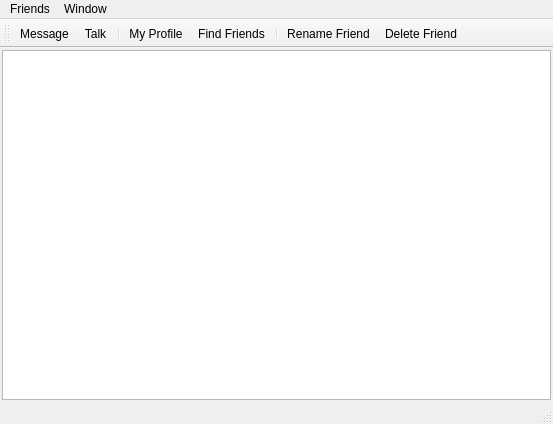
This is ui/qt4/MainWindow.ui in uvvy/uvvy-cpp as Qt 5 draws it before an edit. The edited form follows.
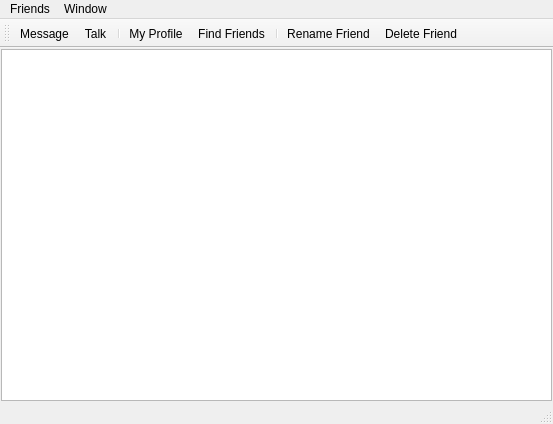
This is the edited form.

Commit message: Keep all design in .ui file.

Patch:
```diff
--- a/ui/qt4/MainWindow.ui
+++ b/ui/qt4/MainWindow.ui
@@ -16,29 +16,22 @@
   <widget class="QWidget" name="centralwidget">
    <layout class="QVBoxLayout" name="verticalLayout">
     <property name="spacing">
-     <number>1</number>
+     <number>0</number>
     </property>
     <property name="leftMargin">
-     <number>2</number>
+     <number>1</number>
     </property>
     <property name="topMargin">
-     <number>2</number>
+     <number>1</number>
     </property>
     <property name="rightMargin">
-     <number>2</number>
+     <number>1</number>
     </property>
     <property name="bottomMargin">
-     <number>2</number>
+     <number>1</number>
     </property>
     <item>
-     <widget class="QTableView" name="peerlist">
-      <attribute name="horizontalHeaderShowSortIndicator" stdset="0">
-       <bool>true</bool>
-      </attribute>
-      <attribute name="verticalHeaderVisible">
-       <bool>false</bool>
-      </attribute>
-     </widget>
+     <widget class="QListView" name="peerlist"/>
     </item>
    </layout>
   </widget>
```
The commit also changes 2 other files.
